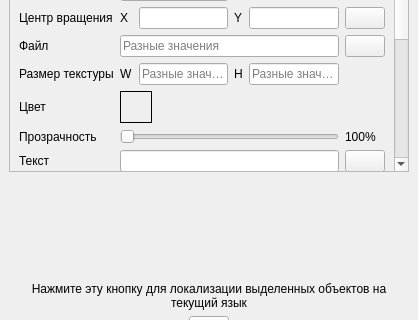
Above: ui/property_window.ui from ermachkov/GUI-Creator before the change; both pictures show x 0 to 418 and y 173 to 493 of the 418 by 643 pixel window. Below: the same form after it.
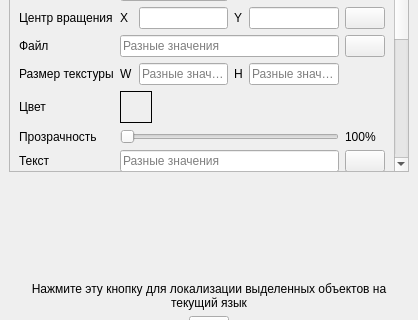
That is the form after the change. Icons and pictures are not drawn.

The edit to the form file:
```diff
--- a/ui/property_window.ui
+++ b/ui/property_window.ui
@@ -30,7 +30,7 @@
        <property name="geometry">
         <rect>
          <x>0</x>
-         <y>0</y>
+         <y>-147</y>
          <width>381</width>
          <height>561</height>
         </rect>
@@ -383,7 +383,11 @@
            <widget class="QLineEdit" name="mSizeHLineEdit"/>
           </item>
           <item row="11" column="1" colspan="4">
-           <widget class="QLineEdit" name="mTextLineEdit"/>
+           <widget class="QLineEdit" name="mTextLineEdit">
+            <property name="placeholderText">
+             <string>Разные значения</string>
+            </property>
+           </widget>
           </item>
           <item row="14" column="1" colspan="4">
            <layout class="QHBoxLayout" name="mHorzAlignmentLayout">
```
Left out of the diff: 6 changed lines with no effect on the pictures.
